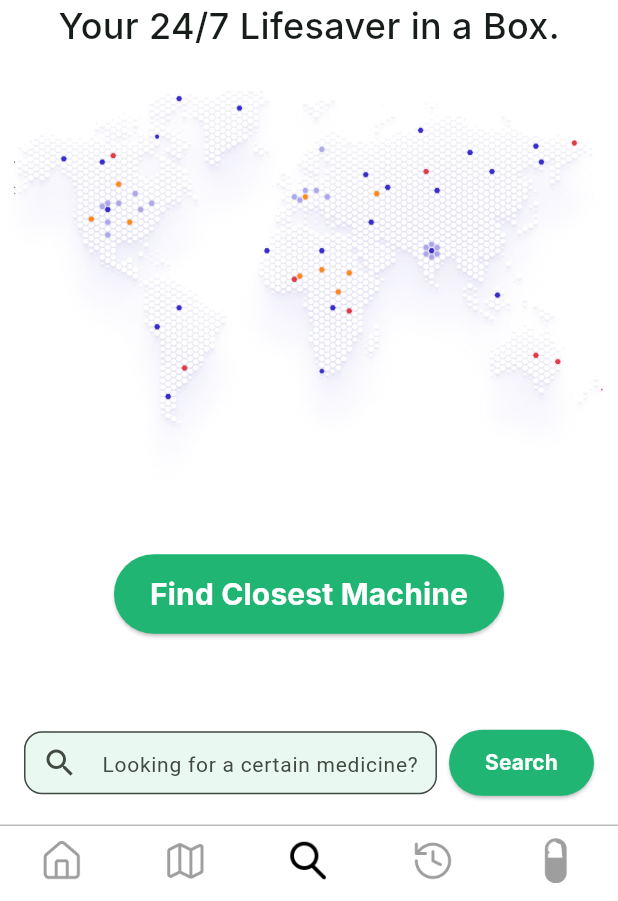
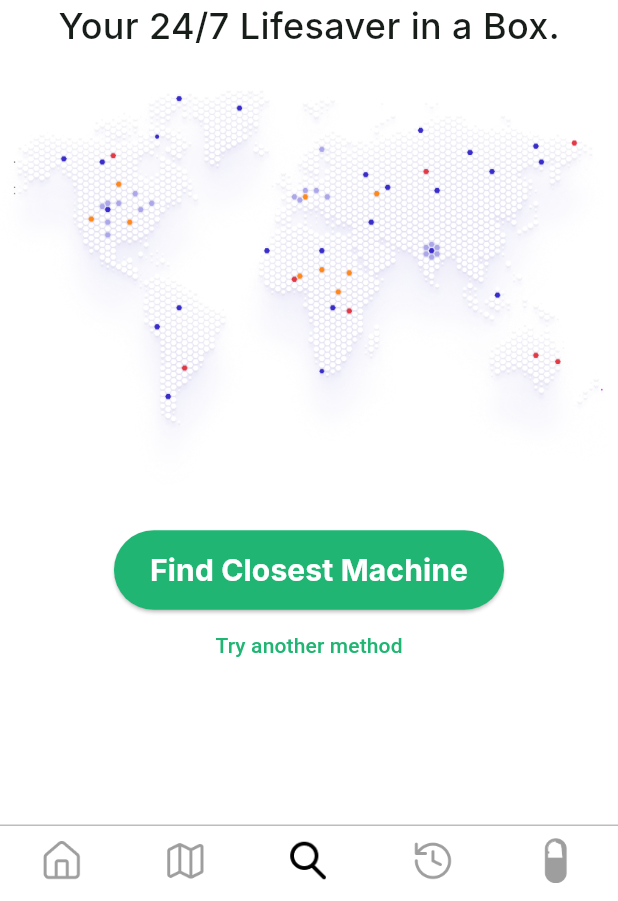
Before and after one commit to jeanpierrenashef/PharmaVend-app, a Flutter app: the Home screen opened directly, on a phone screen of 412 x 824 dp, the part 335-1236 px from its top. Run offline on Flutter 3.47's test engine with Material 3 defaults, Android fonts, the phone set to English and light mode, and no system bars; our stand-ins replace flutter_dotenv, flutter_redux, google_maps_flutter, location, redux, shared_preferences; missing offline and left inert: flutter_polyline_points; accounts and stored records are empty; Roboto replaces fonts that are missing (Inter).

Commit message:
More design adjustments to the application

```diff
--- a/lib/main.dart
+++ b/lib/main.dart
@@ -59,6 +59,7 @@ class Home extends StatefulWidget {
 class _HomeState extends State<Home> {
   final TextEditingController _searchController = TextEditingController();
   bool _isSearching = false;
+  bool _showSearchBar = false;
 
   Future<void> findMachine(BuildContext context, Store<AppState> store,
       {String? productName}) async {
@@ -238,13 +239,15 @@ class _HomeState extends State<Home> {
                     ],
                   ),
                 ),
-                Padding(
-                  padding: const EdgeInsets.symmetric(vertical: 16.0),
-                  child: Center(
+                if (!_showSearchBar)
+                  Column(
+                    children: [
+                      Center(
                         child: ElevatedButton(
                           onPressed: () => findMachine(context, store),
                           style: ElevatedButton.styleFrom(
-                        backgroundColor: const Color.fromRGBO(32, 181, 115, 1),
+                            backgroundColor:
+                                const Color.fromRGBO(32, 181, 115, 1),
                             padding: const EdgeInsets.symmetric(
                                 vertical: 12, horizontal: 24),
                             shape: RoundedRectangleBorder(
@@ -262,10 +265,24 @@ class _HomeState extends State<Home> {
                           ),
                         ),
                       ),
+                      TextButton(
+                        onPressed: () {
+                          setState(() {
+                            _showSearchBar = true;
+                          });
+                        },
+                        child: const Text(
+                          "Try another method",
+                          style: TextStyle(
+                            color: Color.fromRGBO(32, 181, 115, 1),
                           ),
-                SizedBox(
-                  height: 46.0,
                         ),
+                      ),
+                    ],
+                  )
+                else
+                  Column(
+                    children: [
                       Padding(
                         padding: const EdgeInsets.symmetric(horizontal: 16.0),
                         child: Row(
@@ -282,12 +299,13 @@ class _HomeState extends State<Home> {
                                       fontWeight: FontWeight.normal,
                                     ),
                                     prefixIcon: const Icon(Icons.search),
-                              contentPadding:
-                                  const EdgeInsets.symmetric(vertical: 10),
+                                    contentPadding: const EdgeInsets.symmetric(
+                                        vertical: 10),
                                     border: OutlineInputBorder(
                                       borderRadius: BorderRadius.circular(12.0),
                                     ),
-                              fillColor: Color.fromRGBO(32, 181, 115, 0.1),
+                                    fillColor:
+                                        Color.fromRGBO(32, 181, 115, 0.05),
                                     filled: true,
                                   ),
                                 ),
@@ -332,7 +350,21 @@ class _HomeState extends State<Home> {
                           ],
                         ),
                       ),
-                const SizedBox(height: 16.0),
+                      TextButton(
+                        onPressed: () {
+                          setState(() {
+                            _showSearchBar = false;
+                          });
+                        },
+                        child: const Text(
+                          "Try another method",
+                          style: TextStyle(
+                            color: Color.fromRGBO(32, 181, 115, 1),
+                          ),
+                        ),
+                      ),
+                    ],
+                  )
               ],
             ),
           );
```
Also changed, not shown: lib/pages/products_page.dart (+14 -2 lines). Lines whose indentation alone changed are shown as unchanged.
